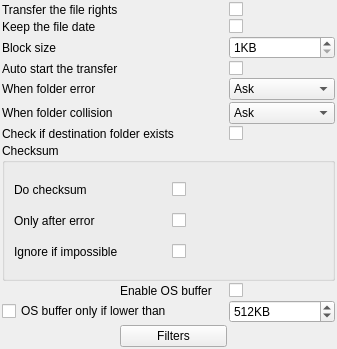
Old version of the form plugins/CopyEngine/Ultracopier-0.3/options.ui in the repository alphaonex86/Ultracopier.
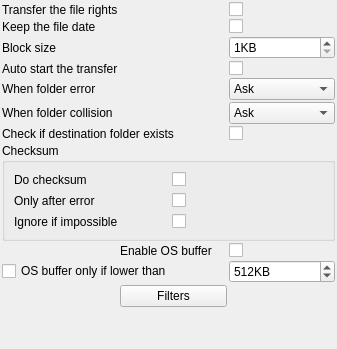
New version of the form.

Commit message: Finish the buffer option

Diff of the .ui file:
```diff
--- a/plugins/CopyEngine/Ultracopier-0.3/options.ui
+++ b/plugins/CopyEngine/Ultracopier-0.3/options.ui
@@ -208,6 +208,19 @@
      </property>
     </widget>
    </item>
+   <item row="11" column="1">
+    <spacer name="verticalSpacer">
+     <property name="orientation">
+      <enum>Qt::Vertical</enum>
+     </property>
+     <property name="sizeHint" stdset="0">
+      <size>
+       <width>20</width>
+       <height>40</height>
+      </size>
+     </property>
+    </spacer>
+   </item>
   </layout>
  </widget>
  <resources/>
```
The commit also changes 8 other files.
